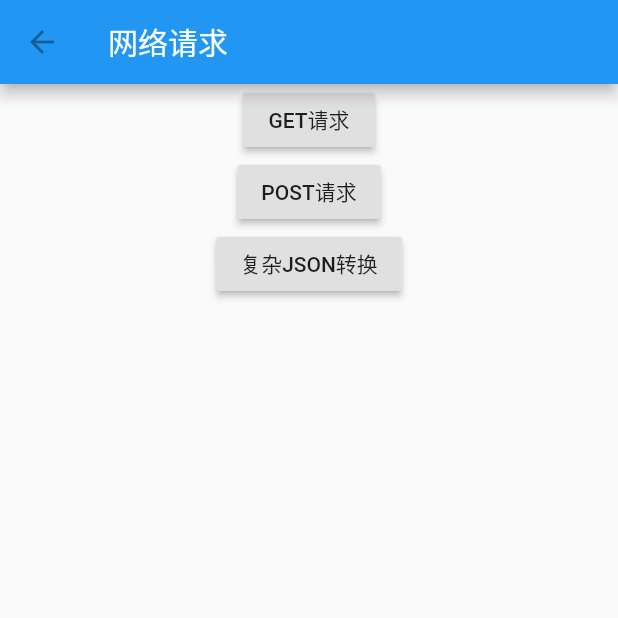
After one commit to JackZhang1024/FlutterLearn, a Flutter app: the screen it shows after launch, after a tap on "网络", on a phone screen of 412 x 824 dp, the top half of it. The commit adds this screen. Run offline on Flutter 3.47's test engine with Material 2 defaults, Android fonts, the phone set to English and light mode, and no system bars; our stand-ins replace cached_network_image, flutter_swiper, shared_preferences, transparent_image; network calls fail.

Commit message:
网络，数据存储，异步

```diff
--- a/lib/main.dart
+++ b/lib/main.dart
@@ -1,19 +1,27 @@
 import 'package:flutter/material.dart';
 import 'package:flutter_app/widget/ListPage.dart';
 import 'package:flutter_app/widget/ImagePage.dart';
+import 'package:flutter_app/ctrip/navigator/tab_navigator.dart';
+import 'package:flutter_app/network/network_page.dart';
+import 'package:flutter_app/async/async_page.dart';
+import 'package:flutter_app/storage/storage_page.dart';
 
 /* Flutter学习首页 */
-void main() =>
-    runApp(new MaterialApp(
+void main() => runApp(new MaterialApp(
       title: "MaterialApp",
       theme: new ThemeData(
-        brightness: Brightness.light,
-        primaryColor: Colors.amberAccent,
-        accentColor: Colors.lightGreen
-      ),
+          brightness: Brightness.light,
+          primaryColor: Colors.amberAccent,
+          accentColor: Colors.lightGreen),
       routes: <String, WidgetBuilder>{
-        '/widgets': (BuildContext context)=> new ListPage(items: new List<String>.generate(20, (index) => "Item ${index + 1}")),
-        '/image': (BuildContext context)=> new ImagePage(),
+        '/widgets': (BuildContext context) => new ListPage(
+            items:
+                new List<String>.generate(20, (index) => "Item ${index + 1}")),
+        '/image': (BuildContext context) => new ImagePage(),
+        '/ctrip': (BuildContext context) => new TabNavigator(),
+        '/network': (BuildContext context) => new NetWorkPage(),
+        '/async': (BuildContext context) => new AsyncPage(),
+        '/storage':(BuildContext context)=>new StoragePage()
       },
       home: new TutorialHome(),
     ));
@@ -42,70 +50,79 @@ class TutorialHome extends StatelessWidget {
         child: Column(
           children: <Widget>[
             RaisedButton(
-              onPressed: (){
-                 //Navigator.of(context).pushNamed('/widgets');
+              onPressed: () {
+                //Navigator.of(context).pushNamed('/widgets');
                 Navigator.of(context).pushNamed('/image');
               },
               child: Text(
                 '控件',
-                style: TextStyle(fontSize: 14, color: Colors.black),),
+                style: TextStyle(fontSize: 14, color: Colors.black),
+              ),
             ),
             RaisedButton(
-              onPressed: (){
-
-              },
+              onPressed: () {},
               child: Text(
                 '主题',
-                style: TextStyle(fontSize: 14, color: Colors.black),),
+                style: TextStyle(fontSize: 14, color: Colors.black),
+              ),
             ),
             RaisedButton(
-              onPressed: (){
-
+              onPressed: () {
+                Navigator.of(context).pushNamed('/storage');
               },
               child: Text(
                 '数据存储',
-                style: TextStyle(fontSize: 14, color: Colors.black),),
+                style: TextStyle(fontSize: 14, color: Colors.black),
+              ),
             ),
             RaisedButton(
-              onPressed: (){
-
+              onPressed: () {
+                Navigator.of(context).pushNamed('/network');
               },
               child: Text(
                 '网络',
-                style: TextStyle(fontSize: 14, color: Colors.black),),
+                style: TextStyle(fontSize: 14, color: Colors.black),
+              ),
             ),
             RaisedButton(
-              onPressed: (){
-
-              },
+              onPressed: () {},
               child: Text(
                 '手势',
-                style: TextStyle(fontSize: 14, color: Colors.black),),
+                style: TextStyle(fontSize: 14, color: Colors.black),
+              ),
             ),
             RaisedButton(
-              onPressed: (){
-
-              },
+              onPressed: () {},
               child: Text(
                 '动画',
-                style: TextStyle(fontSize: 14, color: Colors.black),),
+                style: TextStyle(fontSize: 14, color: Colors.black),
+              ),
             ),
             RaisedButton(
-              onPressed: (){
-                print('按钮一');
+              onPressed: () {
+                Navigator.of(context).pushNamed('/async');
               },
               child: Text(
                 '异步',
-                style: TextStyle(fontSize: 14, color: Colors.black),),
+                style: TextStyle(fontSize: 14, color: Colors.black),
+              ),
             ),
             RaisedButton(
-              onPressed: (){
-
+              onPressed: () {},
+              child: Text(
+                '导航',
+                style: TextStyle(fontSize: 14, color: Colors.black),
+              ),
+            ),
+            RaisedButton(
+              onPressed: () {
+                Navigator.of(context).pushNamed('/ctrip');
               },
               child: Text(
-                '导航',
-                style: TextStyle(fontSize: 14, color: Colors.black),),
-            ),
+                '携程旅拍',
+                style: TextStyle(fontSize: 14, color: Colors.black),
+              ),
+            )
           ],
         ),
       ),
@@ -118,13 +135,12 @@ class TutorialHome extends StatelessWidget {
   }
 }
 
-class InkButton extends StatelessWidget{
-
+class InkButton extends StatelessWidget {
   @override
   Widget build(BuildContext context) {
     // TODO: implement build
     return new InkWell(
-      onTap: (){
+      onTap: () {
         final snackBar = new SnackBar(content: new Text('SnackBar'));
         Scaffold.of(context).showSnackBar(snackBar);
       },
@@ -132,7 +148,6 @@ class InkButton extends StatelessWidget{
         padding: new EdgeInsets.all(10.0),
         child: new Text('RrippleView'),
       ),
-
     );
   }
 }
--- /dev/null
+++ b/lib/network/network_page.dart
@@ -0,0 +1,130 @@
+import 'package:flutter/material.dart';
+import 'package:http/http.dart' as http;
+import 'dart:convert';
+import 'package:flutter_app/network/post_model.dart';
+
+class NetWorkPage extends StatelessWidget {
+  @override
+  Widget build(BuildContext context) {
+    // TODO: implement build
+    return new MaterialApp(title: '网络请求', home: _NetWorkHome());
+  }
+}
+
+class TravelTabModel {
+  final String url;
+  final List<TravelTab> tabs;
+
+  TravelTabModel({this.url, this.tabs});
+
+  factory TravelTabModel.fromJson(Map<String, dynamic> json) {
+    String url = json['url'];
+    List<TravelTab> tabs = (json['tabs'] as List).map((data) => TravelTab.fromJson(data)).toList();
+    return TravelTabModel(url: url, tabs:  tabs);
+  }
+}
+
+class TravelTab {
+  final String labelName;
+  final String channel;
+
+  TravelTab({this.labelName, this.channel});
+
+  factory TravelTab.fromJson(Map<String, dynamic> json) {
+    return new TravelTab(
+        labelName: json['lableName'], channel: json['channel']);
+  }
+}
+
+class _NetWorkHome extends StatelessWidget {
+  String jsonData =
+      '{"url": "xxx", "tabs":[{"lableName":"推荐","channel":"recommend"}, {"lableName":"拍照","channel":"photo"}]}';
+
+  @override
+  Widget build(BuildContext context) {
+    // TODO: implement build
+    return new Scaffold(
+      appBar: AppBar(
+        title: Text('网络请求'),
+        leading: IconButton(icon: Icon(Icons.arrow_back), onPressed: null),
+      ),
+      body: Center(
+        child: Column(
+          children: <Widget>[
+            RaisedButton(
+              onPressed: () {
+                _fetchGetPostModel().then((PostModel data) {
+                  print('Get请求返回结果 ${data.title}');
+                });
+              },
+              child: Text('GET请求'),
+            ),
+            RaisedButton(
+              onPressed: () {
+                _fetchPostMethodPostModel().then((PostModel data) {
+                  print('Post请求返回结果 ${data.title}');
+                });
+              },
+              child: Text('POST请求'),
+            ),
+            RaisedButton(
+              onPressed: () {
+                _doParseJson(jsonData);
+              },
+              child: Text('复杂JSON转换'),
+            ),
+          ],
+        ),
+      ),
+    );
+  }
+
+  // https://jsonplaceholder.typicode.com/posts/1
+  _fetchGet() async {
+    var response =
+        await http.get('https://jsonplaceholder.typicode.com/posts/1');
+    if (response.statusCode == 200) {
+      var result = json.decode(response.body);
+      print('result $result');
+    } else {
+      print('Error ${response.statusCode}');
+    }
+  }
+
+  Future<PostModel> _fetchGetPostModel() async {
+    var response =
+        await http.get('https://jsonplaceholder.typicode.com/posts/1');
+    var result = json.decode(response.body);
+    return PostModel.fromJson(result);
+  }
+
+  Future<PostModel> _fetchPostMethodPostModel() async {
+    var response =
+        await http.post('https://jsonplaceholder.typicode.com/posts/1');
+    print('Post请求返回状态码 ${response.statusCode}');
+    var result = json.decode(response.body);
+    return PostModel.fromJson(result);
+  }
+
+  _doParseJson(String data) {
+    var result = json.decode(data);
+    TravelTabModel travelTabModel = TravelTabModel.fromJson(result);
+    print('${travelTabModel.url}');
+  }
+
+//  body: new Center(
+//  child: new FutureBuilder<Post>(
+//  future: fetchPost(),
+//  builder: (context, snapshot) {
+//  if (snapshot.hasData) {
+//  return new Text(snapshot.data.title);
+//  } else if (snapshot.hasError) {
+//  return new Text("${snapshot.error}");
+//  }
+//
+//  // By Default, show a loading spinner
+//  return new CircularProgressIndicator();
+//  }),
+//  ),
+
+}
--- /dev/null
+++ b/lib/network/post_model.dart
@@ -0,0 +1,17 @@
+class PostModel {
+  final int userId;
+  final int id;
+  final String title;
+  final String body;
+
+  PostModel({this.userId, this.id, this.title, this.body});
+
+  factory PostModel.fromJson(Map<String, dynamic> json) {
+    return new PostModel(
+      userId: json['userId'],
+      id: json['id'],
+      title: json['title'],
+      body: json['body'],
+    );
+  }
+}
```
Also changed, not shown: lib/async/async_page.dart (added, +112 -0 lines), lib/ctrip/navigator/tab_navigator.dart (added, +87 -0 lines), lib/ctrip/pages/home_page.dart (added, +89 -0 lines), lib/ctrip/pages/my_page.dart (added, +28 -0 lines), lib/ctrip/pages/search_page.dart (added, +18 -0 lines), lib/ctrip/pages/travel_page.dart (added, +18 -0 lines), lib/network.dart (deleted, +0 -65 lines), lib/storage/storage_page.dart (added, +49 -0 lines), pubspec.yaml (+7 -0 lines), pubspec.lock.
